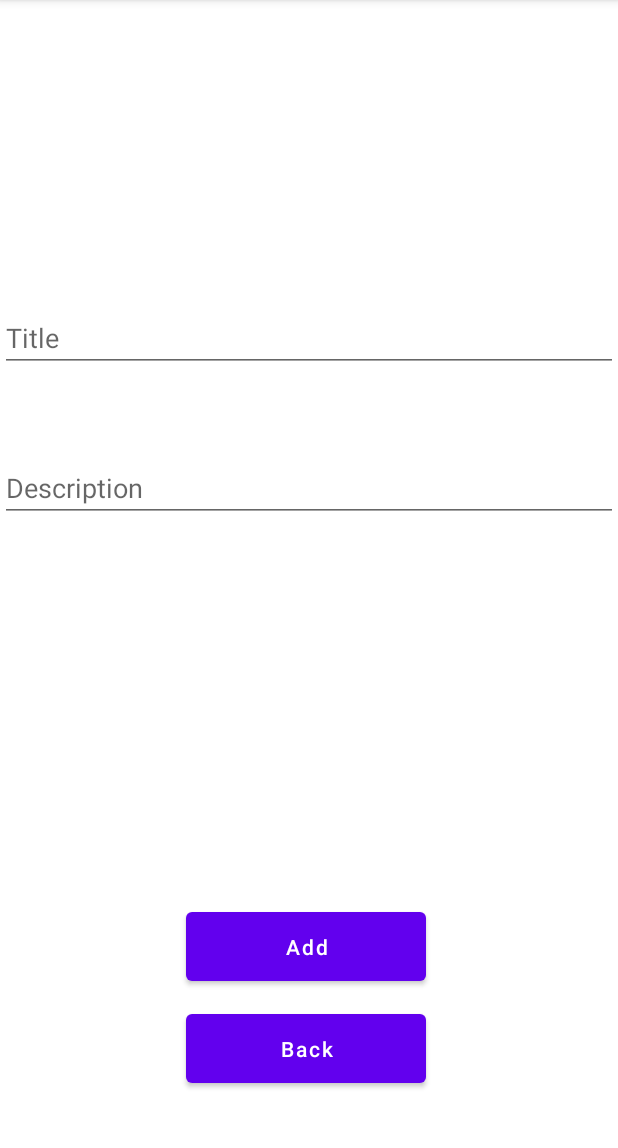
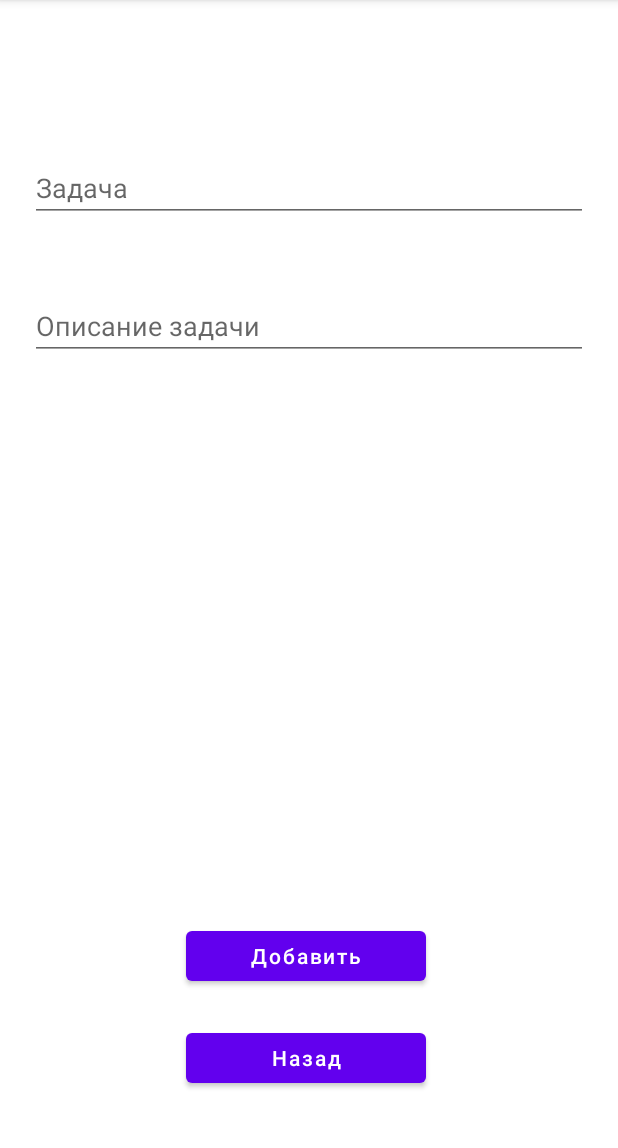
Before and after one commit to akinin131/AddSpisokDel, an Android app: the screen it shows after launch (MainActivity), after a tap on an icon or button, on a phone screen of 412 x 824 dp, the part 84-1232 px from its top. Run offline under Robolectric (Android 15) with nearby library versions, the phone set to English and light mode, and no system bars; our stand-ins replace Room's generated code.

Commit message:
Changed the names of packages and variables and also improved the style of the code

```diff
--- a/app/build.gradle
+++ b/app/build.gradle
@@ -1,4 +1,3 @@
-
 
 plugins {
     id 'com.android.application'
--- a/app/src/main/java/quiz/example/weather/db/NotDataBase.kt
+++ /dev/null
@@ -1,32 +0,0 @@
-package quiz.example.weather.db
-
-
-
-import android.content.Context
-import androidx.room.Database
-import androidx.room.Room
-import androidx.room.RoomDatabase
-import quiz.example.weather.db.dao.NotDao
-import quiz.example.weather.model.NoteModel
-
-
-@Database(entities = [NoteModel::class],version = 1)
-abstract class NotDataBase: RoomDatabase() {
-    abstract fun getNotDao(): NotDao
-
-    companion object {
-        private var database: NotDataBase? = null
-
-
-       @Synchronized
-       fun getInstance(context:Context):NotDataBase{
-
-           return if(database==null){
-               database = Room.databaseBuilder(context,NotDataBase::class.java,"db").build()
-               database as NotDataBase
-           }else{
-               database as NotDataBase
-           }
-       }
-    }
-}
--- /dev/null
+++ b/app/src/main/java/quiz/example/weather/db/NoteDataBase.kt
@@ -0,0 +1,31 @@
+package quiz.example.weather.db
+
+
+import android.content.Context
+import androidx.room.Database
+import androidx.room.Room
+import androidx.room.RoomDatabase
+import quiz.example.weather.db.dao.NoteDao
+import quiz.example.weather.model.NoteModel
+
+
+@Database(entities = [NoteModel::class], version = 1)
+abstract class NoteDataBase : RoomDatabase() {
+    abstract fun getNotDao(): NoteDao
+
+    companion object {
+        private var database: NoteDataBase? = null
+
+
+        @Synchronized
+        fun getInstance(context: Context): NoteDataBase {
+
+            return if (database == null) {
+                database = Room.databaseBuilder(context, NoteDataBase::class.java, "db").build()
+                database as NoteDataBase
+            } else {
+                database as NoteDataBase
+            }
+        }
+    }
+}
--- a/app/src/main/java/quiz/example/weather/db/dao/NotDao.kt
+++ b/app/src/main/java/quiz/example/weather/db/dao/NoteDao.kt
@@ -6,14 +6,14 @@ import quiz.example.weather.model.NoteModel
 
 
 @Dao
-interface NotDao {
+interface NoteDao {
 
     @Insert(onConflict = OnConflictStrategy.IGNORE)
     fun insert(noteModel: NoteModel)
 
     @Delete
-     fun delete(noteModel: NoteModel)
+    fun delete(noteModel: NoteModel)
 
-    @Query ("SELECT *from note_table")
-    fun getAllNotes():LiveData<List<NoteModel>>
+    @Query("SELECT *from note_table")
+    fun getAllNotes(): LiveData<List<NoteModel>>
 }
--- a/app/src/main/java/quiz/example/weather/db/repository/NoteRelis.kt
+++ b/app/src/main/java/quiz/example/weather/db/repository/NoteRealization.kt
@@ -1,14 +1,14 @@
 package quiz.example.weather.db.repository
 
 import androidx.lifecycle.LiveData
-import quiz.example.weather.db.dao.NotDao
+import quiz.example.weather.db.dao.NoteDao
 import quiz.example.weather.model.NoteModel
 
-class NoteRelis(private val noteDao: NotDao):NoteRepository{
+class NoteRealization(private val noteDao: NoteDao) : NoteRepository {
     override val AllNotes: LiveData<List<NoteModel>>
         get() = noteDao.getAllNotes()
 
-    override suspend fun insetrNote(noteModel: NoteModel, onSuccess: () -> Unit) {
+    override suspend fun insetrtNote(noteModel: NoteModel, onSuccess: () -> Unit) {
         noteDao.insert(noteModel)
         onSuccess()
     }
--- a/app/src/main/java/quiz/example/weather/db/repository/NoteRepository.kt
+++ b/app/src/main/java/quiz/example/weather/db/repository/NoteRepository.kt
@@ -4,7 +4,7 @@ import androidx.lifecycle.LiveData
 import quiz.example.weather.model.NoteModel
 
 interface NoteRepository {
-    val AllNotes:LiveData<List<NoteModel>>
-    suspend fun insetrNote(noteModel: NoteModel, onSuccess:()-> Unit)
-    suspend fun deleteNote(noteModel: NoteModel, onSuccess:()-> Unit)
+    val AllNotes: LiveData<List<NoteModel>>
+    suspend fun insetrtNote(noteModel: NoteModel, onSuccess: () -> Unit)
+    suspend fun deleteNote(noteModel: NoteModel, onSuccess: () -> Unit)
 }
--- a/app/src/main/java/quiz/example/weather/model/NoteModel.kt
+++ b/app/src/main/java/quiz/example/weather/model/NoteModel.kt
@@ -7,11 +7,11 @@ import java.io.Serializable
 
 
 @Entity(tableName = "note_table")
-class NoteModel (
+class NoteModel(
     @PrimaryKey(autoGenerate = true)
-    var id: Int=0,
+    var id: Int = 0,
     @ColumnInfo
     var title: String = "",
     @ColumnInfo
     var description: String = ""
-        ) : Serializable
+) : Serializable
--- a/app/src/main/java/quiz/example/weather/screens/add/AddFragment.kt
+++ b/app/src/main/java/quiz/example/weather/screens/add/AddNoteFragment.kt
@@ -12,16 +12,15 @@ import quiz.example.weather.databinding.FragmentAddBinding
 import quiz.example.weather.model.NoteModel
 
 
-class AddFragment : Fragment() {
+class AddNoteFragment : Fragment() {
 
-        lateinit var bunding: FragmentAddBinding
+    lateinit var bunding: FragmentAddBinding
 
     override fun onCreateView(
         inflater: LayoutInflater, container: ViewGroup?,
         savedInstanceState: Bundle?
     ): View? {
-        // Inflate the layout for this fragment
-        bunding=FragmentAddBinding.inflate(layoutInflater, container, false)
+        bunding = FragmentAddBinding.inflate(layoutInflater, container, false)
         return bunding.root
     }
 
@@ -31,14 +30,14 @@ class AddFragment : Fragment() {
     }
 
     private fun init() {
-        val viewModel=ViewModelProvider(this).get(AddViewModel::class.java)
+        val viewModel = ViewModelProvider(this).get(AddNoteViewModel::class.java)
         bunding.buttonAdd.setOnClickListener {
             val title = bunding.etAddTitle.text.toString()
             val description = bunding.etAddDesc.text.toString()
-         viewModel.insert(NoteModel(title =title, description = description)){}
+            viewModel.insert(NoteModel(title = title, description = description)) {}
             APP.navController.navigate(R.id.action_addFragment2_to_startFragment)
         }
-        bunding.buttonBack.setOnClickListener{
+        bunding.buttonBack.setOnClickListener {
             APP.navController.navigate(R.id.action_addFragment2_to_startFragment)
         }
     }
--- a/app/src/main/java/quiz/example/weather/screens/add/AddViewModel.kt
+++ b/app/src/main/java/quiz/example/weather/screens/add/AddNoteViewModel.kt
@@ -7,14 +7,15 @@ import kotlinx.coroutines.launch
 import quiz.example.weather.REPOSITORY
 import quiz.example.weather.model.NoteModel
 
-class AddViewModel : ViewModel() {
+class AddNoteViewModel : ViewModel() {
 
-    fun insert(noteModel: NoteModel, onSuccess:() -> Unit)=
-        viewModelScope.launch  (Dispatchers.IO){
-    REPOSITORY.insetrNote(noteModel){
-        onSuccess()
-    }
-    }
+    fun insert(noteModel: NoteModel, onSuccess: () -> Unit) =
+        viewModelScope.launch(Dispatchers.IO) {
+
+            REPOSITORY.insetrtNote(noteModel) {
+                onSuccess()
+            }
+        }
 
 
 }
--- a/app/src/main/java/quiz/example/weather/screens/detail/DetailFragment.kt
+++ b/app/src/main/java/quiz/example/weather/screens/detail/DetailNoteFragment.kt
@@ -12,17 +12,17 @@ import quiz.example.weather.databinding.FragmentDetailBinding
 import quiz.example.weather.model.NoteModel
 
 
-class DetailFragment : Fragment() {
+class DetailNoteFragment : Fragment() {
 
     lateinit var binding: FragmentDetailBinding
-    lateinit var currentNote:NoteModel
+    lateinit var currentNote: NoteModel
 
     override fun onCreateView(
         inflater: LayoutInflater, container: ViewGroup?,
         savedInstanceState: Bundle?
     ): View? {
         // Inflate the layout for this fragment
-        binding=FragmentDetailBinding.inflate(layoutInflater,container,false)
+        binding = FragmentDetailBinding.inflate(layoutInflater, container, false)
         currentNote = arguments?.getSerializable("note") as NoteModel
         return binding.root
     }
@@ -33,18 +33,18 @@ class DetailFragment : Fragment() {
     }
 
     private fun init() {
-        val viewModel = ViewModelProvider(this).get(DetailViewModel::class.java)
+        val viewModel = ViewModelProvider(this).get(DetailNoteViewModel::class.java)
 
         binding.itemTitle.text = currentNote.title
         binding.Description.text = currentNote.description
 
         binding.buttonDelete.setOnClickListener {
-            viewModel.delete(currentNote){}
-                APP.navController.navigate(R.id.action_detailFragment_to_startFragment)
+            viewModel.delete(currentNote) {}
+            APP.navController.navigate(R.id.action_detailFragment_to_startFragment)
 
         }
 
-        binding.buttonBack.setOnClickListener{
+        binding.buttonBack.setOnClickListener {
             APP.navController.navigate(R.id.action_detailFragment_to_startFragment)
         }
 
--- a/app/src/main/java/quiz/example/weather/screens/detail/DetailViewModel.kt
+++ b/app/src/main/java/quiz/example/weather/screens/detail/DetailNoteViewModel.kt
@@ -7,10 +7,10 @@ import kotlinx.coroutines.launch
 import quiz.example.weather.REPOSITORY
 import quiz.example.weather.model.NoteModel
 
-class DetailViewModel : ViewModel() {
-    fun delete(noteModel: NoteModel, onSuccess:() -> Unit)=
-        viewModelScope.launch  (Dispatchers.IO){
-            REPOSITORY.deleteNote(noteModel){
+class DetailNoteViewModel : ViewModel() {
+    fun delete(noteModel: NoteModel, onSuccess: () -> Unit) =
+        viewModelScope.launch(Dispatchers.IO) {
+            REPOSITORY.deleteNote(noteModel) {
                 onSuccess()
             }
         }
--- a/app/src/main/java/quiz/example/weather/screens/start/StartViewModel.kt
+++ b/app/src/main/java/quiz/example/weather/screens/start/StartViewModel.kt
@@ -4,19 +4,20 @@ import android.app.Application
 import androidx.lifecycle.AndroidViewModel
 import androidx.lifecycle.LiveData
 import quiz.example.weather.REPOSITORY
-import quiz.example.weather.db.NotDataBase
-import quiz.example.weather.db.repository.NoteRelis
+import quiz.example.weather.db.NoteDataBase
+import quiz.example.weather.db.repository.NoteRealization
 import quiz.example.weather.model.NoteModel
 
-class StartViewModel(application:Application):AndroidViewModel(application) {
+class StartViewModel(application: Application) : AndroidViewModel(application) {
 
     val context = application
 
-    fun initDataBase(){
-        val daoNote = NotDataBase.getInstance(context).getNotDao()
-        REPOSITORY =NoteRelis(daoNote)
+    fun initDataBase() {
+        val daoNote = NoteDataBase.getInstance(context).getNotDao()
+        REPOSITORY = NoteRealization(daoNote)
     }
-    fun getAllNotes():LiveData<List<NoteModel>>{
+
+    fun getAllNotes(): LiveData<List<NoteModel>> {
         return REPOSITORY.AllNotes
     }
 }
--- a/app/src/main/res/layout/activity_main.xml
+++ b/app/src/main/res/layout/activity_main.xml
@@ -19,7 +19,6 @@
         android:name="androidx.navigation.fragment.NavHostFragment"
         app:defaultNavHost="true"
         >
-
     </fragment>
 
 </androidx.constraintlayout.widget.ConstraintLayout>
--- a/app/src/main/res/layout/fragment_add.xml
+++ b/app/src/main/res/layout/fragment_add.xml
@@ -2,23 +2,20 @@
 <androidx.constraintlayout.widget.ConstraintLayout
     xmlns:android="http://schemas.android.com/apk/res/android"
     xmlns:app="http://schemas.android.com/apk/res-auto"
-    xmlns:tools="http://schemas.android.com/tools"
     android:id="@+id/fregmentAdd"
     android:layout_width="match_parent"
     android:layout_height="match_parent"
-
     >
-
-    <!-- TODO: Update blank fragment layout -->
-
 
     <EditText
         android:id="@+id/etAddTitle"
         android:layout_width="match_parent"
         android:layout_height="wrap_content"
-        android:layout_marginBottom="520dp"
+        android:layout_marginBottom="620dp"
+        android:hint="Задача"
+        android:layout_marginLeft="20dp"
+        android:layout_marginRight="20dp"
         app:layout_constraintBottom_toBottomOf="parent"
-        android:hint="Title"
         app:layout_constraintEnd_toEndOf="parent">
 
     </EditText>
@@ -27,9 +24,11 @@
         android:id="@+id/etAddDesc"
         android:layout_width="match_parent"
         android:layout_height="wrap_content"
-        android:layout_marginBottom="420dp"
+        android:layout_marginBottom="528dp"
+        android:layout_marginLeft="20dp"
+        android:layout_marginRight="20dp"
+        android:hint="Описание задачи"
         app:layout_constraintBottom_toBottomOf="parent"
-        android:hint="Description"
         app:layout_constraintEnd_toEndOf="parent">
 
     </EditText>
@@ -37,10 +36,10 @@
     <Button
         android:id="@+id/button_add"
         android:layout_width="160dp"
-        android:layout_height="58dp"
+        android:layout_height="45dp"
         android:layout_marginStart="124dp"
         android:layout_marginBottom="108dp"
-        android:text="Add"
+        android:text="Добавить"
         android:textAllCaps="false"
         app:layout_constraintBottom_toBottomOf="parent"
         app:layout_constraintStart_toStartOf="parent" />
@@ -48,10 +47,10 @@
     <Button
         android:id="@+id/button_back"
         android:layout_width="160dp"
-        android:layout_height="58dp"
+        android:layout_height="45dp"
         android:layout_marginStart="124dp"
         android:layout_marginBottom="40dp"
-        android:text="Back"
+        android:text="Назад"
         android:textAllCaps="false"
         app:layout_constraintBottom_toBottomOf="parent"
         app:layout_constraintStart_toStartOf="parent" />
--- a/app/src/main/res/layout/fragment_detail.xml
+++ b/app/src/main/res/layout/fragment_detail.xml
@@ -6,7 +6,7 @@
     android:id="@+id/fregmentAdd"
     android:layout_width="match_parent"
     android:layout_height="match_parent"
-    tools:context=".screens.detail.DetailFragment"
+    tools:context=".screens.detail.DetailNoteFragment"
     >
 
     <!-- TODO: Update blank fragment layout -->
--- a/app/src/main/res/layout/item_layout.xml
+++ b/app/src/main/res/layout/item_layout.xml
@@ -4,7 +4,7 @@
     android:layout_height="wrap_content"
     xmlns:app="http://schemas.android.com/apk/res-auto"
     app:cardElevation="6dp"
-    app:cardCornerRadius="5dp"
+    app:cardCornerRadius="4dp"
     android:layout_margin="2dp">
 
     <TextView
@@ -13,7 +13,7 @@
         android:layout_height="wrap_content"
         android:text="TextView"
         android:layout_gravity="center"
-        android:layout_marginTop="20dp"
-        android:layout_marginBottom="20dp"
+        android:layout_marginTop="15dp"
+        android:layout_marginBottom="15dp"
         />
 </androidx.cardview.widget.CardView>
--- a/app/src/main/res/navigation/nav_path.xml
+++ b/app/src/main/res/navigation/nav_path.xml
@@ -20,7 +20,7 @@
 
     <fragment
         android:id="@+id/detailFragment"
-        android:name="quiz.example.weather.screens.detail.DetailFragment"
+        android:name="quiz.example.weather.screens.detail.DetailNoteFragment"
         android:label="fragment_detail"
         tools:layout="@layout/fragment_detail">
         <action
@@ -30,7 +30,7 @@
 
     <fragment
         android:id="@+id/addFragment2"
-        android:name="quiz.example.weather.screens.add.AddFragment"
+        android:name="quiz.example.weather.screens.add.AddNoteFragment"
         android:label="fragment_add"
         tools:layout="@layout/fragment_add">
         <action
```
Also changed, not shown: app/src/main/java/quiz/example/weather/adapter/NoteAdapter.kt (+7 -7 lines), app/src/main/java/quiz/example/weather/screens/start/StartFragment.kt (+4 -4 lines).
